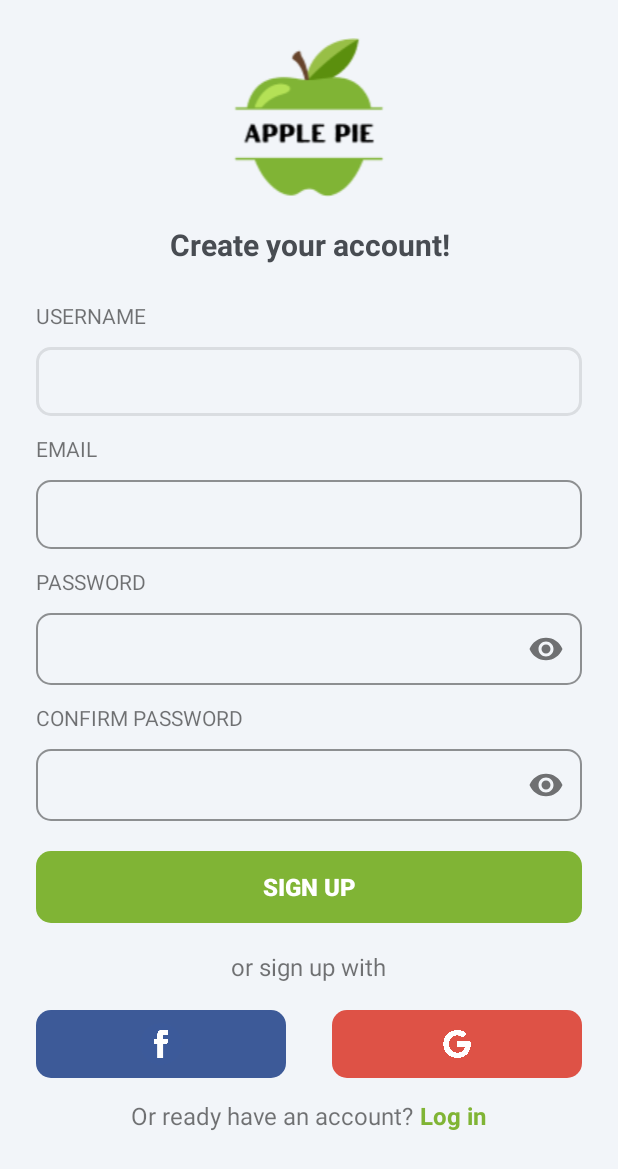
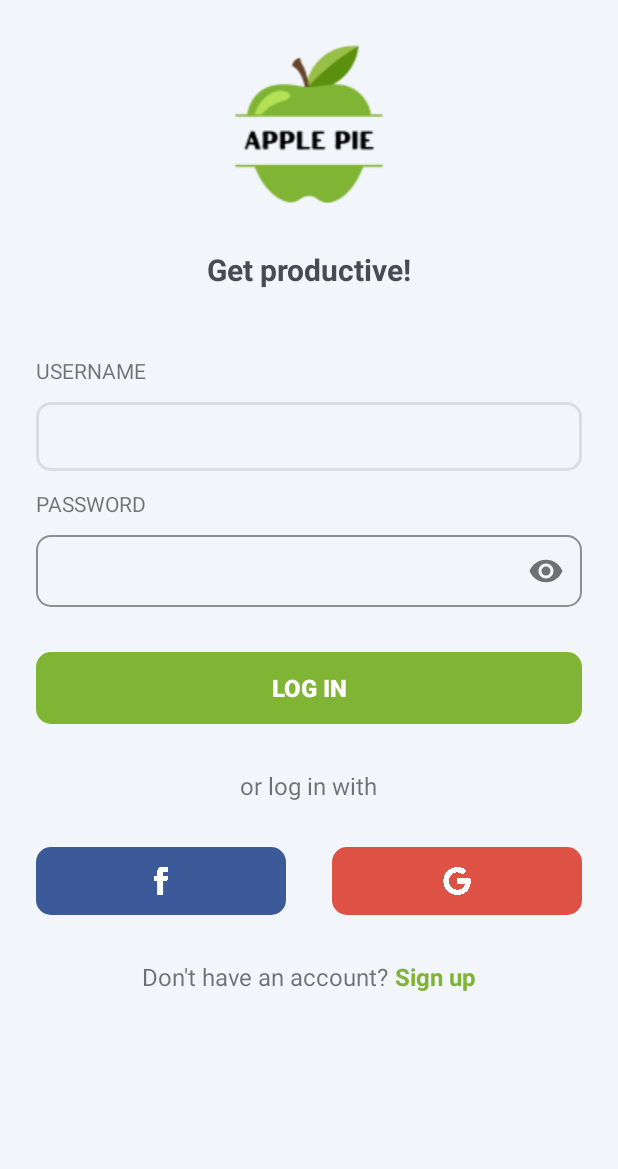
Before and after one commit to pmlinh21/Mobile-21KTPM1-Group05, an Android app built with Jetpack Compose: the screen it shows after launch (RegisterActivity before the commit, LoginActivity after it), on a phone screen of 412 x 824 dp. Shown: the top 1169 px of the screen. Run offline under Robolectric (Android 15) with nearby library versions, the phone set to English and light mode, and no system bars; our stand-ins replace Firebase (no records; nobody signed in at launch, a user with empty details on screens opened directly).

Commit message:
Add activity login

```diff
--- a/ApplePie/app/src/main/AndroidManifest.xml
+++ b/ApplePie/app/src/main/AndroidManifest.xml
@@ -19,6 +19,12 @@
             android:theme="@style/Theme.AppCompat.Light">
         </activity>
         <activity
+            android:name=".LoginActivity"
+            android:exported="true"
+            android:parentActivityName=".MainActivity"
+            android:theme="@style/Theme.AppCompat.Light">
+        </activity>
+        <activity
             android:name=".MainActivity"
             android:exported="true"
             android:label="@string/app_name"
--- /dev/null
+++ b/ApplePie/app/src/main/java/com/example/applepie/LoginActivity.kt
@@ -0,0 +1,12 @@
+package com.example.applepie
+
+import android.os.Bundle
+import androidx.activity.ComponentActivity
+
+class LoginActivity : ComponentActivity() {
+    override fun onCreate(savedInstanceState: Bundle?) {
+        super.onCreate(savedInstanceState)
+        setContentView(R.layout.activity_login)
+
+    }
+}
--- a/ApplePie/app/src/main/java/com/example/applepie/MainActivity.kt
+++ b/ApplePie/app/src/main/java/com/example/applepie/MainActivity.kt
@@ -24,8 +24,11 @@ class MainActivity : AppCompatActivity() {
     override fun onCreate(savedInstanceState: Bundle?) {
         super.onCreate(savedInstanceState)
 
-        val registerActivity = Intent(this, RegisterActivity::class.java)
-        startActivity(registerActivity)
+//        val registerActivity = Intent(this, RegisterActivity::class.java)
+//        startActivity(registerActivity)
+
+        val loginActivity = Intent(this, LoginActivity::class.java)
+        startActivity(loginActivity)
 
         setContentView(R.layout.activity_main)
 
--- /dev/null
+++ b/ApplePie/app/src/main/res/layout/activity_login.xml
@@ -0,0 +1,198 @@
+<?xml version="1.0" encoding="utf-8"?>
+<LinearLayout xmlns:android="http://schemas.android.com/apk/res/android"
+    xmlns:app="http://schemas.android.com/apk/res-auto"
+    xmlns:tools="http://schemas.android.com/tools"
+    android:background="@color/backgroundColor"
+    android:layout_width="match_parent"
+    android:layout_height="match_parent"
+    tools:context=".RegisterActivity"
+    android:orientation="vertical">
+
+    <com.google.android.material.imageview.ShapeableImageView
+        android:id="@+id/logo"
+        android:layout_width="match_parent"
+        android:layout_height="106dp"
+        android:layout_marginTop="30dp"
+        app:srcCompat="@drawable/logo_applepie"/>
+
+    <TextView
+        android:id="@+id/titleRegister"
+        android:layout_width="match_parent"
+        android:layout_height="wrap_content"
+        android:layout_marginTop="30dp"
+        android:layout_marginBottom="20dp"
+        android:gravity="center"
+        android:text="Get productive!"
+        android:textStyle="bold"
+        android:textSize="20dp"
+        android:textColor="@color/black"/>
+
+    <com.google.android.material.card.MaterialCardView
+        android:theme="@style/Theme.MaterialComponents.Light"
+
+        android:layout_width="match_parent"
+        android:layout_height="wrap_content"
+        android:layout_margin="12dp"
+        app:cardCornerRadius="0dp"
+        app:cardBackgroundColor="@android:color/transparent"
+        app:cardElevation="0dp"
+        app:strokeWidth="0dp">
+
+        <LinearLayout
+            android:layout_margin="12dp"
+            android:layout_width="match_parent"
+            android:layout_height="wrap_content"
+            android:orientation="vertical">
+
+            <TextView
+                android:layout_width="match_parent"
+                android:layout_height="wrap_content"
+                android:text="USERNAME" />
+
+            <com.google.android.material.textfield.TextInputLayout
+                android:id="@+id/usernameLayout"
+                style="@style/Widget.MaterialComponents.TextInputLayout.OutlinedBox"
+                app:boxStrokeColor="@color/light_grey"
+                app:boxStrokeWidth="1dp"
+                app:boxCornerRadiusBottomEnd="10dp"
+                app:boxCornerRadiusBottomStart="10dp"
+                app:boxCornerRadiusTopEnd="10dp"
+                app:boxCornerRadiusTopStart="10dp"
+                android:layout_width="match_parent"
+                android:layout_height="wrap_content"
+                android:layout_marginTop="6dp">
+
+                <com.google.android.material.textfield.TextInputEditText
+                    android:id="@+id/usernameInput"
+                    android:background="@null"
+                    android:layout_width="match_parent"
+                    android:layout_height="wrap_content"
+                    android:inputType="text"
+                    android:textColor="@color/grey"
+                    android:paddingHorizontal="8dp"
+                    android:paddingVertical="12dp" />
+
+            </com.google.android.material.textfield.TextInputLayout>
+
+            <TextView
+                android:layout_width="match_parent"
+                android:layout_height="wrap_content"
+                android:layout_marginTop="12dp"
+                android:text="PASSWORD" />
+
+            <com.google.android.material.textfield.TextInputLayout
+                android:id="@+id/passwordLayout"
+                style="@style/Widget.MaterialComponents.TextInputLayout.OutlinedBox"
+                app:boxStrokeColor="@color/light_grey"
+                app:boxStrokeWidth="1dp"
+                app:boxCornerRadiusBottomEnd="10dp"
+                app:boxCornerRadiusBottomStart="10dp"
+                app:boxCornerRadiusTopEnd="10dp"
+                app:boxCornerRadiusTopStart="10dp"
+                android:layout_width="match_parent"
+                android:layout_height="wrap_content"
+                android:layout_marginTop="6dp"
+                app:passwordToggleEnabled="true"
+                app:counterMaxLength="16">
+
+                <com.google.android.material.textfield.TextInputEditText
+                    android:layout_width="match_parent"
+                    android:layout_height="wrap_content"
+                    android:background="@null"
+                    android:inputType="textPassword"
+                    android:textColor="@color/grey"
+                    android:fontFamily="sans-serif"
+                    android:maxLength="16"
+                    android:paddingHorizontal="8dp"
+                    android:paddingVertical="12dp" />
+
+            </com.google.android.material.textfield.TextInputLayout>
+
+            <com.google.android.material.button.MaterialButton
+                style="@style/Widget.MaterialComponents.Button"
+                android:background="@drawable/roundstyle"
+                android:layout_width="match_parent"
+                android:layout_height="wrap_content"
+                android:layout_marginTop="30dp"
+                app:backgroundTint="@color/green"
+                android:insetTop="0dp"
+                android:insetBottom="0dp"
+                android:text="LOG IN"
+                android:letterSpacing="0"
+                android:textColor="@color/white"
+                android:textSize="16dp"
+                android:textStyle="bold"/>
+
+            <com.google.android.material.textview.MaterialTextView
+                android:layout_width="wrap_content"
+                android:layout_height="wrap_content"
+                android:layout_gravity="center"
+                android:layout_marginTop="30dp"
+                android:textSize="16dp"
+                android:text="or log in with"/>
+
+            <LinearLayout
+                android:layout_width="match_parent"
+                android:layout_height="wrap_content"
+                android:layout_weight="2"
+                android:orientation="horizontal"
+                android:layout_marginTop="30dp">
+
+
+                <ImageButton
+                    style="@style/Widget.MaterialComponents.Button"
+                    android:background="@drawable/roundstyle"
+                    android:backgroundTint="#3D5A98"
+                    android:src="@drawable/logo_facebook"
+                    android:layout_width="match_parent"
+                    android:layout_height="45dp"
+                    android:scaleType="fitCenter"
+                    android:layout_weight="1"
+                    android:layout_marginEnd="15dp">
+
+                </ImageButton>
+
+                <ImageButton
+                    style="@style/Widget.MaterialComponents.Button"
+                    android:background="@drawable/roundstyle"
+                    android:backgroundTint="#DE5246"
+                    android:src="@drawable/logo_google"
+                    android:layout_width="match_parent"
+                    android:layout_height="45dp"
+                    android:scaleType="fitCenter"
+                    android:padding="13dp"
+                    android:layout_weight="1"
+                    android:layout_marginStart="15dp">
+
+                </ImageButton>
+
+            </LinearLayout>
+
+            <LinearLayout
+                android:layout_width="match_parent"
+                android:layout_height="wrap_content"
+                android:gravity="center"
+                android:orientation="horizontal"
+                android:layout_marginTop="30dp">
+
+                <com.google.android.material.textview.MaterialTextView
+                    android:layout_width="wrap_content"
+                    android:layout_height="wrap_content"
+                    android:textSize="16dp"
+                    android:text="Don't have an account?"/>
+
+                <com.google.android.material.textview.MaterialTextView
+                    android:layout_width="wrap_content"
+                    android:layout_height="wrap_content"
+                    android:text=" Sign up"
+                    android:textSize="16dp"
+                    android:textStyle="bold"
+                    android:textColor="@color/green"/>
+
+            </LinearLayout>
+
+        </LinearLayout>
+
+    </com.google.android.material.card.MaterialCardView>
+
+</LinearLayout>
```
